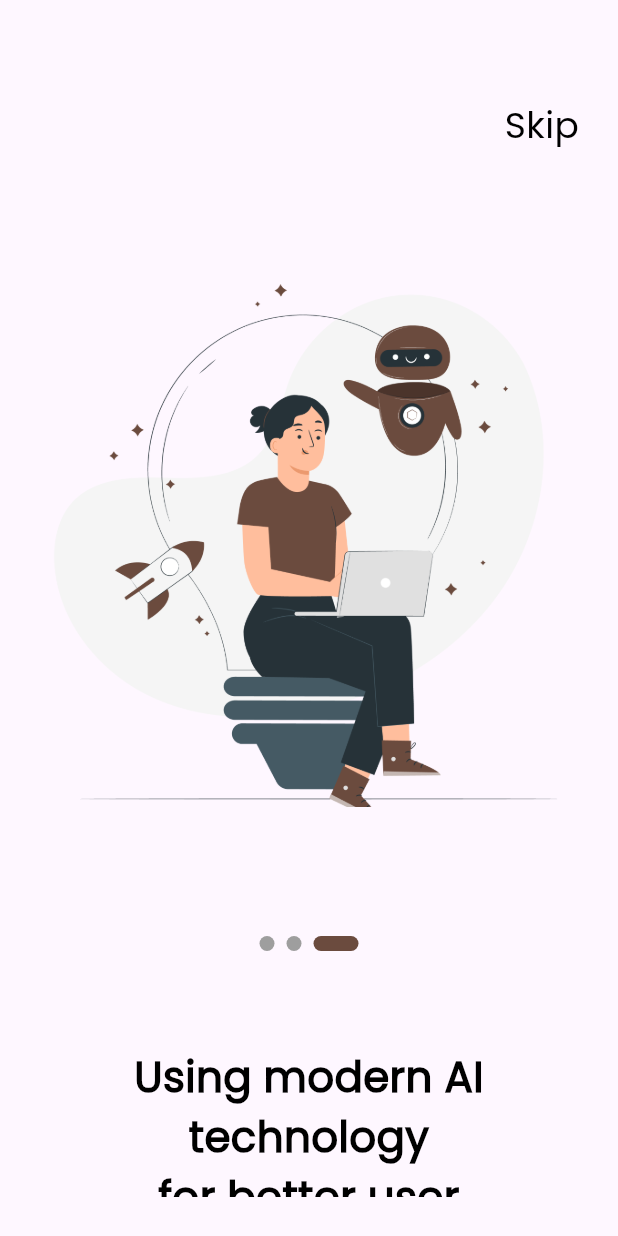
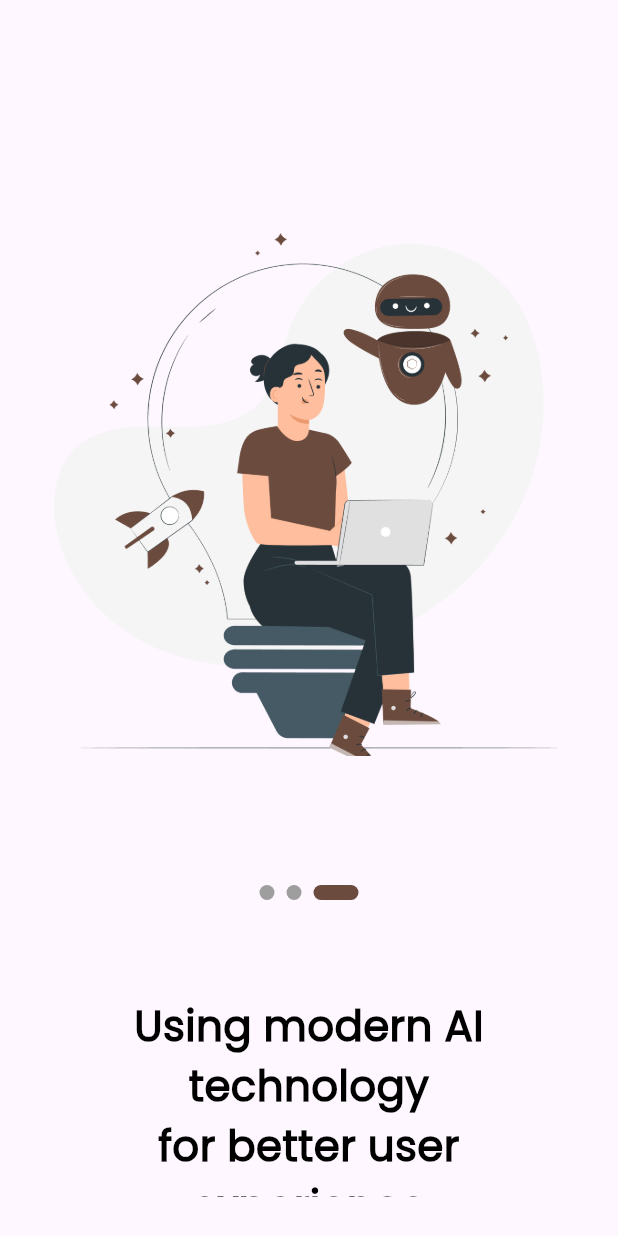
Before and after one commit to Z-Ash0/Dalel, a Flutter app: the screen it shows after launch, swiped to page 3, on a phone screen of 412 x 824 dp. Run offline on Flutter 3.47's test engine with Material 3 defaults, Android fonts, the phone set to English and light mode, and no system bars; drawn by our look-alikes of smooth_page_indicator; our stand-ins replace go_router.

Commit message:
handling the on boarding navigation

```diff
--- a/lib/core/routes/router.dart
+++ b/lib/core/routes/router.dart
@@ -1,3 +1,4 @@
+import 'package:dalel_app/features/auth/presentation/views/sign_up_view.dart';
 import 'package:dalel_app/features/onBoarding/presentation/views/on_boarding_view.dart';
 import 'package:dalel_app/features/splash/presentation/views/splash_view.dart';
 import 'package:go_router/go_router.dart';
@@ -10,7 +11,9 @@ final router = GoRouter(
     ),
     GoRoute(
       path: OnBoardingView.path,
-      builder: (context, state) => OnBoardingView(),
-    )
+      builder: (context, state) => const OnBoardingView(),
+    ),
+    GoRoute(
+        path: SignUpView.path, builder: (context, state) => const SignUpView())
   ],
 );
--- a/lib/features/onBoarding/presentation/views/on_boarding_view.dart
+++ b/lib/features/onBoarding/presentation/views/on_boarding_view.dart
@@ -1,13 +1,35 @@
+import 'package:dalel_app/core/functions/custom_navigator.dart';
 import 'package:dalel_app/core/utils/app_strings.dart';
 import 'package:dalel_app/core/widgets/custom_button.dart';
+import 'package:dalel_app/features/auth/presentation/views/sign_up_view.dart';
+import 'package:dalel_app/features/onBoarding/presentation/models/on_boarding_model.dart';
 import 'package:dalel_app/features/onBoarding/presentation/widgets/custom_navigation_bar.dart';
 import 'package:dalel_app/features/onBoarding/presentation/widgets/on_boarding_body.dart';
 import 'package:flutter/material.dart';
 
-class OnBoardingView extends StatelessWidget {
-  OnBoardingView({super.key});
+class OnBoardingView extends StatefulWidget {
+  const OnBoardingView({super.key});
   static const path = '/OnBoardingView';
-  final PageController _controller = PageController();
+
+  @override
+  State<OnBoardingView> createState() => _OnBoardingViewState();
+}
+
+class _OnBoardingViewState extends State<OnBoardingView> {
+  int index = 0;
+  final List<OnBoardingModel> list = onBoardingList;
+  late PageController _controller;
+  @override
+  void initState() {
+    _controller = PageController();
+    super.initState();
+  }
+
+  @override
+  void dispose() {
+    _controller.dispose();
+    super.dispose();
+  }
 
   @override
   Widget build(BuildContext context) {
@@ -19,17 +41,39 @@ class OnBoardingView extends StatelessWidget {
             physics: const BouncingScrollPhysics(),
             children: [
               const SizedBox(height: 40),
-              const CustomNavigationBar(),
+              index == list.length - 1
+                  ? Container()
+                  : CustomNavigationBar(
+                      onTap: () =>
+                          customReplacementNavigator(context, SignUpView.path),
+                    ),
               const SizedBox(height: 32),
               OnBoardingBody(
                 pageController: _controller,
+                onPageChanged: (pageIndex) {
+                  setState(() => index = pageIndex);
+                },
               ),
               const SizedBox(height: 30),
-              const CustomButton(text: AppStrings.next),
+              index != list.length - 1
+                  ? CustomButton(
+                      text: AppStrings.next,
+                      onPressed: scrollFun,
+                    )
+                  : CustomButton(
+                      text: AppStrings.createAccount,
+                      onPressed: () =>
+                          customReplacementNavigator(context, SignUpView.path),
+                    ),
             ],
           ),
         ),
       ),
     );
   }
+
+  void scrollFun() {
+    _controller.nextPage(
+        duration: const Duration(milliseconds: 500), curve: Curves.easeInOut);
+  }
 }
--- a/lib/features/onBoarding/presentation/widgets/custom_navigation_bar.dart
+++ b/lib/features/onBoarding/presentation/widgets/custom_navigation_bar.dart
@@ -1,17 +1,19 @@
 import 'package:dalel_app/core/utils/app_strings.dart';
 import 'package:dalel_app/core/utils/app_text_styles.dart';
-import 'package:flutter/widgets.dart';
+import 'package:flutter/material.dart';
 
 class CustomNavigationBar extends StatelessWidget {
-  const CustomNavigationBar({
-    super.key,
-  });
+  const CustomNavigationBar({super.key, required this.onTap});
+  final VoidCallback onTap;
 
   @override
   Widget build(BuildContext context) {
-    return const Align(
-      alignment: Alignment.centerRight,
-      child: Text(AppStrings.skip, style: AppTextStyles.poppinsW500Size24),
+    return InkWell(
+      onTap: onTap,
+      child: const Align(
+        alignment: Alignment.centerRight,
+        child: Text(AppStrings.skip, style: AppTextStyles.poppinsW500Size24),
+      ),
     );
   }
 }
--- a/lib/features/onBoarding/presentation/widgets/on_boarding_body.dart
+++ b/lib/features/onBoarding/presentation/widgets/on_boarding_body.dart
@@ -4,15 +4,18 @@ import 'package:dalel_app/features/onBoarding/presentation/widgets/custom_smooth
 import 'package:flutter/widgets.dart';
 
 class OnBoardingBody extends StatelessWidget {
-  const OnBoardingBody({super.key, required this.pageController});
+  const OnBoardingBody(
+      {super.key, required this.pageController, required this.onPageChanged});
   final PageController pageController;
   final List<OnBoardingModel> list = onBoardingList;
+  final ValueChanged<int> onPageChanged;
 
   @override
   Widget build(BuildContext context) {
     return SizedBox(
       height: 1000,
       child: PageView.builder(
+        onPageChanged: onPageChanged,
         controller: pageController,
         physics: const BouncingScrollPhysics(),
         itemBuilder: (context, index) => Column(
@@ -27,7 +30,7 @@ class OnBoardingBody extends StatelessWidget {
             const SizedBox(height: 32),
             CustomSmoothIndicator(
               pageController: pageController,
-              index: 3,
+              index: list.length,
             ),
             const SizedBox(height: 64),
             Text(
```
Also changed, not shown: lib/core/widgets/custom_button.dart (+8 -2 lines), lib/features/auth/presentation/views/sign_up_view.dart (added, +11 -0 lines).
